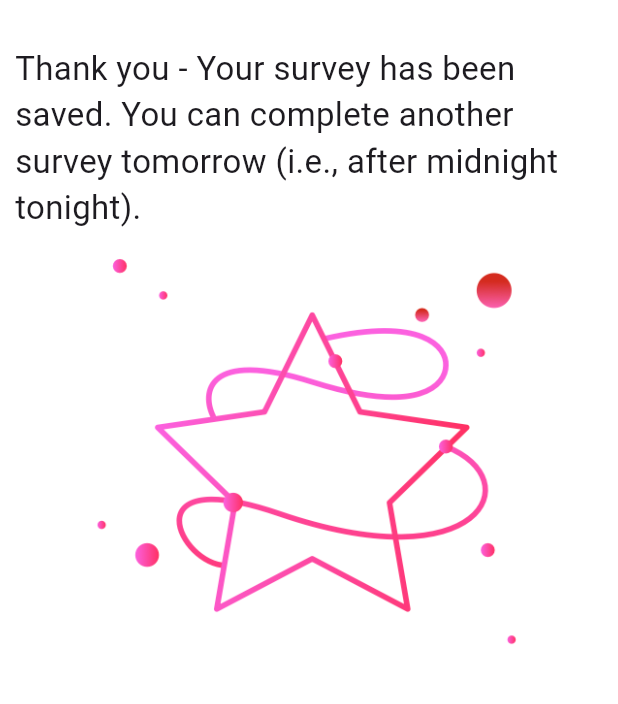
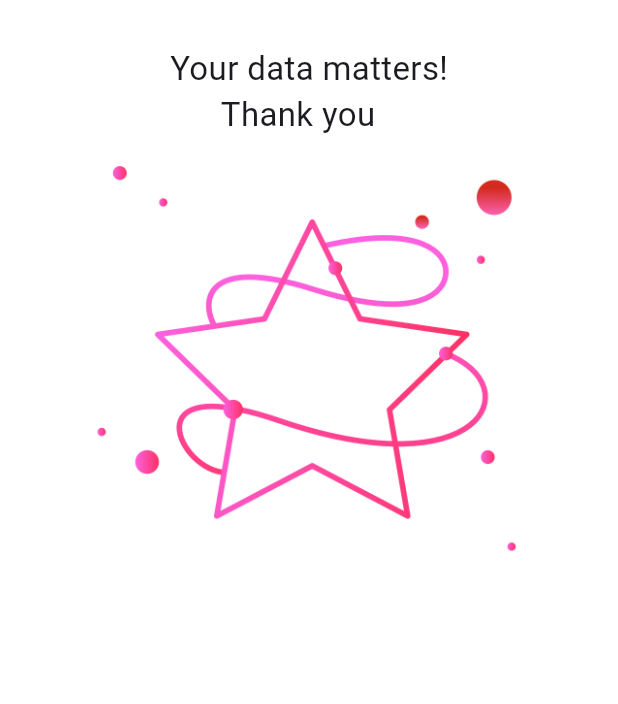
Before and after one commit to anusii/msfatigue, a Flutter app: the SurveyCompleted screen opened directly, on a phone screen of 412 x 824 dp, the part 120-824 px from its top. Run offline on Flutter 3.47's test engine with Material 3 defaults, Android fonts, the phone set to English and light mode, and no system bars; our stand-ins replace equatable, flutter_bloc, flutter_markdown, gap, package_info_plus, shared_preferences and 1 more; missing offline and left inert: rdflib, solidpod, window_manager; accounts and stored records are empty.

Commit message:
update survey_completed

```diff
--- a/lib/questionnaire/question.dart
+++ b/lib/questionnaire/question.dart
@@ -6,7 +6,7 @@ import 'package:flutter_bloc/flutter_bloc.dart';
 import 'package:gap/gap.dart';
 
 import 'package:msfatigue/features/bloc/survey_bloc.dart';
-import 'package:msfatigue/questionnaire/submit_confirmation.dart';
+import 'package:msfatigue/questionnaire/suvey_completed.dart';
 import 'package:msfatigue/utils/pod.dart';
 import 'package:msfatigue/widgets/image/image.dart';
 
@@ -199,7 +199,7 @@ class _QuestionPageState extends State<QuestionPage> {
     Navigator.push(
       context,
       MaterialPageRoute(
-        builder: (context) => const SubmitConfirmation(),
+        builder: (context) => SurveyCompleted(),
       ),
     );
   }
--- a/lib/questionnaire/suvey_completed.dart
+++ b/lib/questionnaire/suvey_completed.dart
@@ -24,25 +24,32 @@ class SurveyCompleted extends StatelessWidget {
           size: 40,
           color: Colors.grey,
         ),
+
       ),
       drawer: SideDrawer(scaffoldKey: scaffoldKey),
       body: SingleChildScrollView(
         child: Column(
+          crossAxisAlignment: CrossAxisAlignment.center,
           children: [
+
             const Gap(30),
-            Padding(
+            Center(
+              child: Padding(
                 padding: const EdgeInsets.fromLTRB(10, 0, 10, 0),
                 child: const Text(
-                "Thank you - Your survey has been saved. You can complete another survey tomorrow (i.e., after midnight tonight).",
+                  "Your data matters!\n      Thank you",
                   style: TextStyle(
                     fontSize: 22,
                   ),
                   textAlign: TextAlign.left,
                 ),
               ),
-            Image.asset(
+            ),
+            Center(
+              child: Image.asset(
                 'assets/images/bottom_dot_six.png',
                 height: 300,
+              ),
             ),
           ],
         ),
```
Lines whose indentation alone changed are shown as unchanged.
